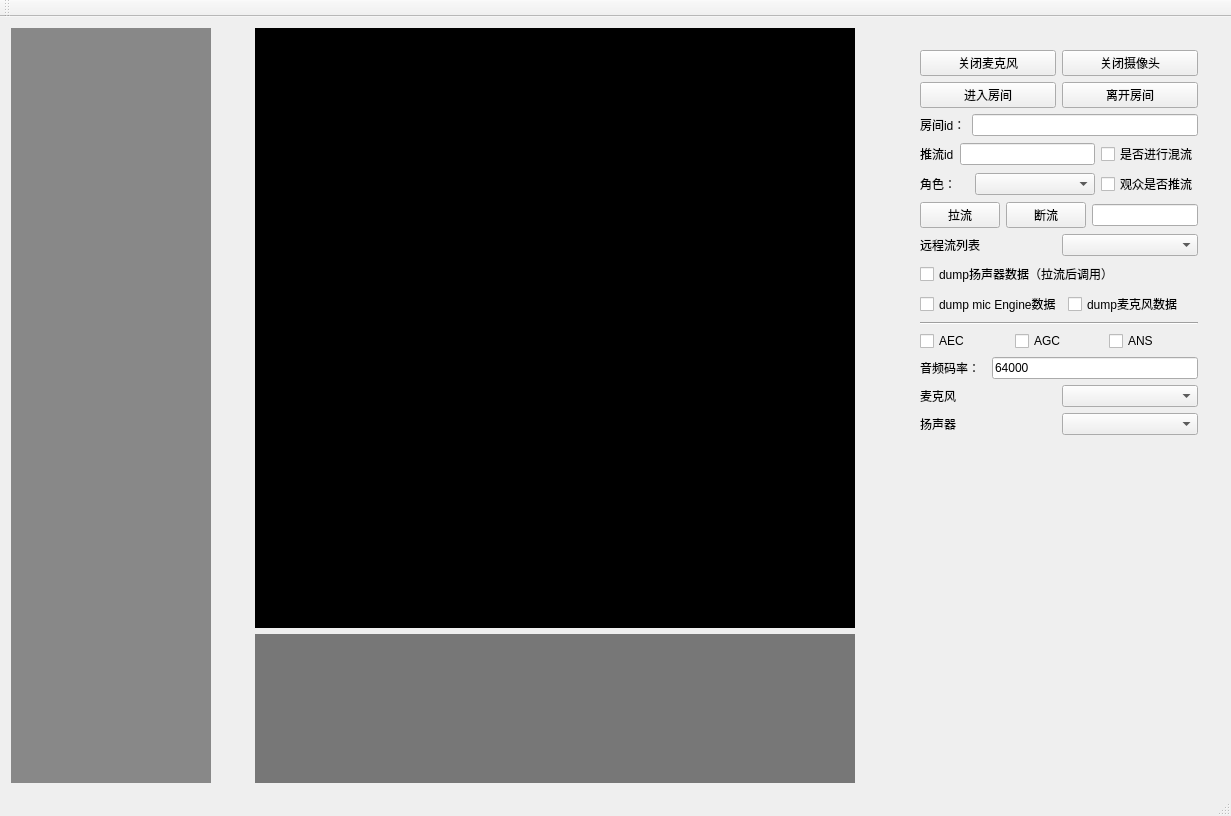
This is mainwindow.ui in wanhongqing123/ZegoTestDemo as Qt 5 draws it before an edit. The edited form follows.
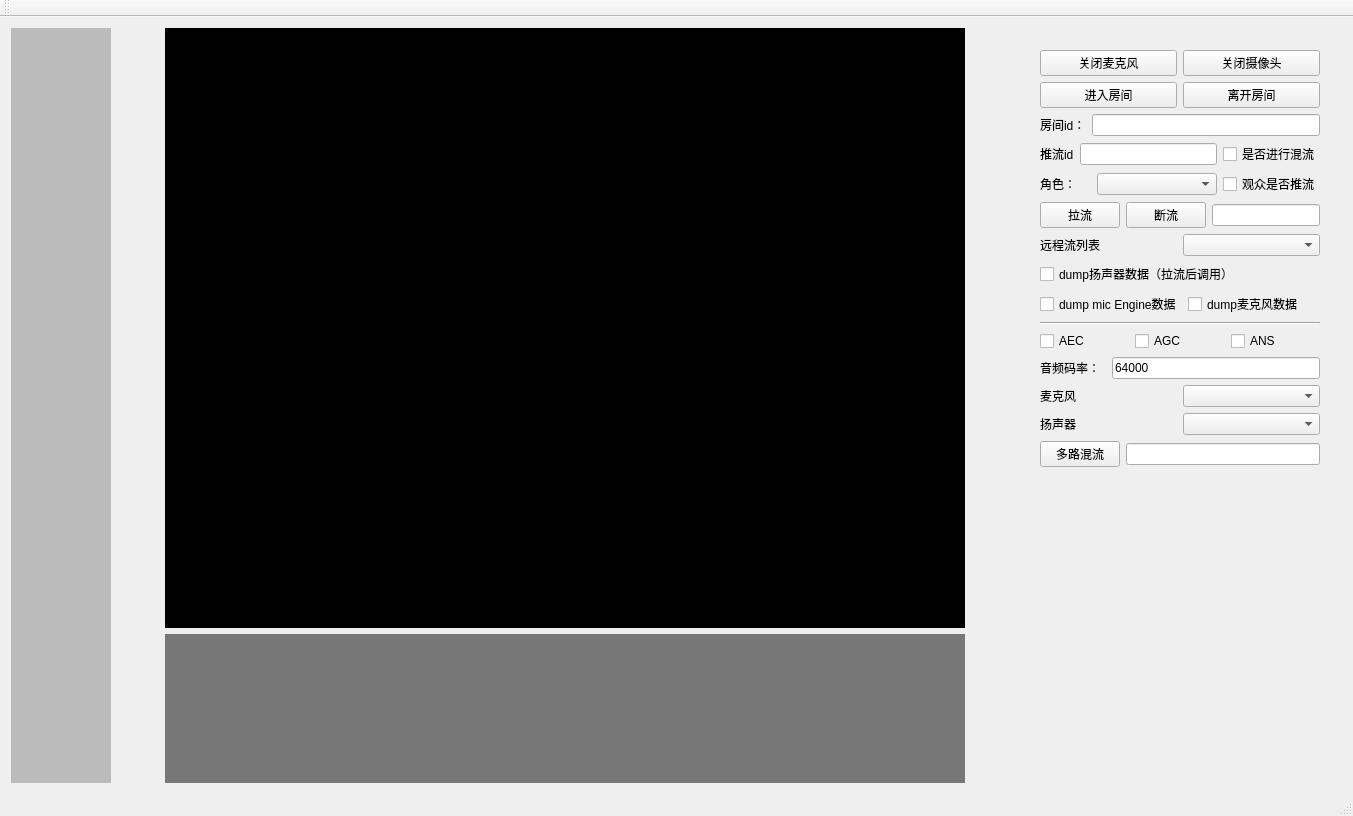
This is the edited form.

The edit to the form file:
```diff
--- a/mainwindow.ui
+++ b/mainwindow.ui
@@ -6,7 +6,7 @@
    <rect>
     <x>0</x>
     <y>0</y>
-    <width>1231</width>
+    <width>1353</width>
     <height>816</height>
    </rect>
   </property>
@@ -16,24 +16,21 @@
   <widget class="QWidget" name="centralWidget">
    <layout class="QHBoxLayout" name="horizontalLayout_8">
     <item>
-     <widget class="QLabel" name="label_2">
+     <widget class="QWidget" name="widget_3" native="true">
       <property name="minimumSize">
        <size>
-        <width>200</width>
+        <width>100</width>
         <height>0</height>
        </size>
       </property>
       <property name="maximumSize">
        <size>
-        <width>250</width>
+        <width>100</width>
         <height>16777215</height>
        </size>
       </property>
       <property name="styleSheet">
-       <string notr="true">background:#888888;</string>
-      </property>
-      <property name="text">
-       <string/>
+       <string notr="true">background:#bbbbbb</string>
       </property>
      </widget>
     </item>
@@ -56,7 +53,7 @@
        <widget class="QWidget" name="widgetCamera" native="true">
         <property name="minimumSize">
          <size>
-          <width>600</width>
+          <width>800</width>
           <height>600</height>
          </size>
         </property>
@@ -389,6 +386,20 @@
             </item>
            </layout>
           </item>
+          <item>
+           <layout class="QHBoxLayout" name="horizontalLayout_9">
+            <item>
+             <widget class="QPushButton" name="pushButtonMix">
+              <property name="text">
+               <string>多路混流</string>
+              </property>
+             </widget>
+            </item>
+            <item>
+             <widget class="QLineEdit" name="lineEditMixId"/>
+            </item>
+           </layout>
+          </item>
          </layout>
         </widget>
        </item>
```
Left out of the diff: 2 changed lines with no effect on the pictures.
